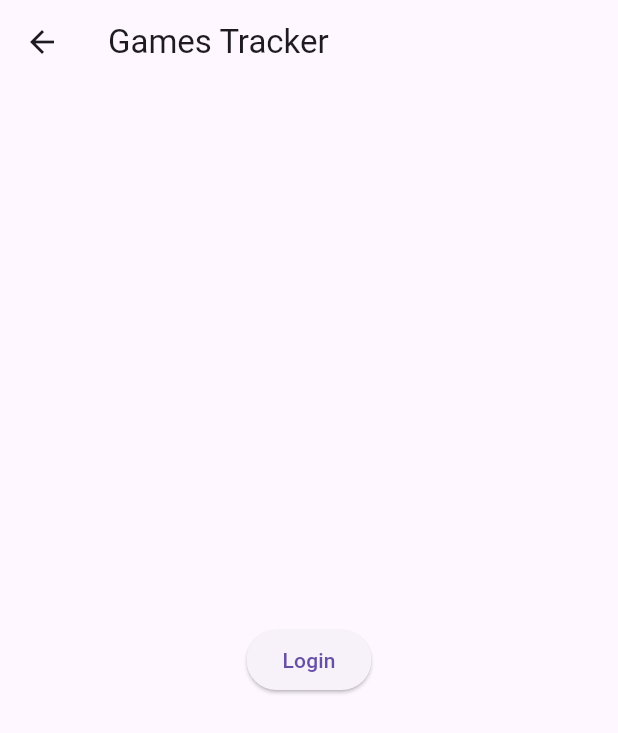
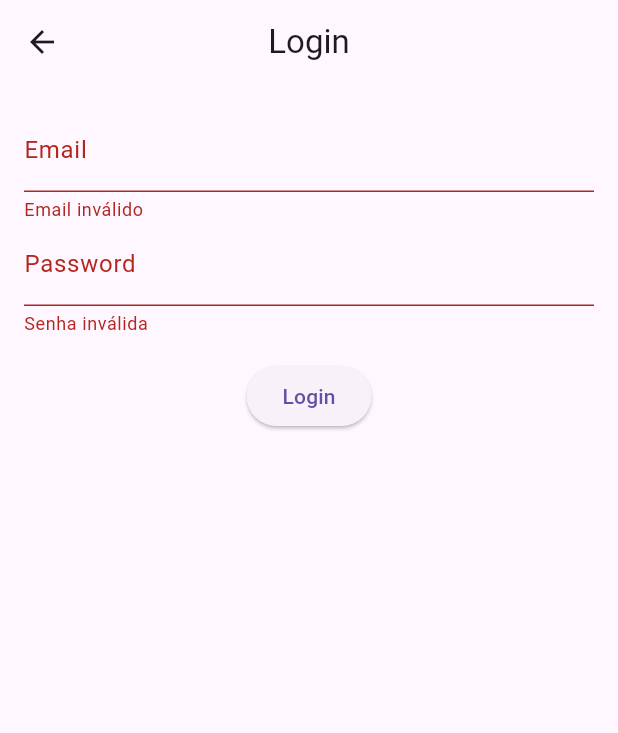
Before and after one commit to onlyzwei/games_tracker, a Flutter app: the LoginScreen screen opened by its route, after a tap on "Login", on a phone screen of 412 x 824 dp. Shown: the top 733 px of the screen. Run offline on Flutter 3.47's test engine with Material 3 defaults, Android fonts, the phone set to English and light mode, and no system bars; our stand-ins replace sqflite_common_ffi; accounts and stored records are empty.

Commit message:
tela de login e criacao de usuarios

```diff
--- a/lib/controllers/database_controller.dart
+++ b/lib/controllers/database_controller.dart
@@ -79,4 +79,5 @@ class DatabaseController {
     );
     return db;
   }
+
 }
--- a/lib/main.dart
+++ b/lib/main.dart
@@ -4,6 +4,7 @@ import 'package:flutter/material.dart';
 import 'package:games_tracker/screens/login_screen.dart';
 import 'package:games_tracker/screens/register_screen.dart';
 import 'package:games_tracker/screens/dashboard_screen.dart';
+import 'package:games_tracker/screens/user_screen.dart';
 
 void main() {
   runApp(MaterialApp(
@@ -19,15 +20,20 @@ void main() {
       }
 
       if (settings.name == DashboardScreen.routeName) {
-        final args = settings.arguments as bool;
+        final args = settings.arguments as Map<String, dynamic>;
         return MaterialPageRoute(
-          builder: (context) => DashboardScreen(registeredUser: args),
+          builder: (context) => DashboardScreen(
+            registeredUser: args['registeredUser'],
+          ),
         );
+      }
+      if (settings.name == UserScreen.routeName) {
+        return MaterialPageRoute(builder: (context) => UserScreen());
       }
 
       assert(false, 'Need to implement ${settings.name}');
       return null;
     },
-    home: DashboardScreen(registeredUser: false,),
+    home: LoginScreen(),
   ));
 }
--- a/lib/screens/login_screen.dart
+++ b/lib/screens/login_screen.dart
@@ -1,24 +1,78 @@
-// ignore_for_file: prefer_const_constructors
+// ignore_for_file: prefer_const_constructors, unused_import
 
 import 'package:flutter/material.dart';
+import 'package:games_tracker/controllers/user_controller.dart';
+import 'package:games_tracker/models/user.dart';
+import 'package:games_tracker/screens/dashboard_screen.dart';
 
-class LoginScreen extends StatelessWidget {
+class LoginScreen extends StatefulWidget {
   static const routeName = '/login';
+  const LoginScreen({super.key});
 
-  const LoginScreen({super.key});
+  @override
+  // ignore: library_private_types_in_public_api
+  _LoginScreenState createState() => _LoginScreenState();
+}
+
+class _LoginScreenState extends State<LoginScreen> {
+  final _formKey = GlobalKey<FormState>();
+  final _emailController = TextEditingController();
+  final _passwordController = TextEditingController();
+
+  void _login() {
+    if (_formKey.currentState!.validate()) {
+      // Adicionar a lógica de autenticação
+      Navigator.pushNamed(
+        context,
+        DashboardScreen.routeName,
+        arguments: {'registeredUser': true},
+      );
+    }
+  }
 
   @override
   Widget build(BuildContext context) {
     return Scaffold(
-      appBar: AppBar(title: Text('Games Tracker')),
-      body: Center(
+      appBar: AppBar(
+        title: Text('Login'),
+        centerTitle: true,
+      ),
+      body: Padding(
+        padding: EdgeInsets.all(16.0),
         child: Column(
-          mainAxisAlignment: MainAxisAlignment.center,
           children: [
-            ElevatedButton(
-              onPressed: () {
-              },
-              child: Text('Login'),
+            Form(
+              key: _formKey,
+              child: Column(
+                children: [
+                  TextFormField(
+                    controller: _emailController,
+                    decoration: InputDecoration(labelText: 'Email'),
+                    validator: (value) {
+                      if (value == null || value.isEmpty) {
+                        return 'Email inválido';
+                      }
+                      return null;
+                    },
+                  ),
+                  TextFormField(
+                    controller: _passwordController,
+                    decoration: InputDecoration(labelText: 'Password'),
+                    obscureText: true,
+                    validator: (value) {
+                      if (value == null || value.isEmpty) {
+                        return 'Senha inválida';
+                      }
+                      return null;
+                    },
+                  ),
+                  SizedBox(height: 16.0),
+                  ElevatedButton(
+                    onPressed: _login,
+                    child: Text('Login'),
+                  ),
+                ],
+              ),
             ),
           ],
         ),
```
Also changed, not shown: lib/screens/dashboard_screen.dart (+15 -4 lines), lib/screens/user_screen.dart (added, +126 -0 lines).
